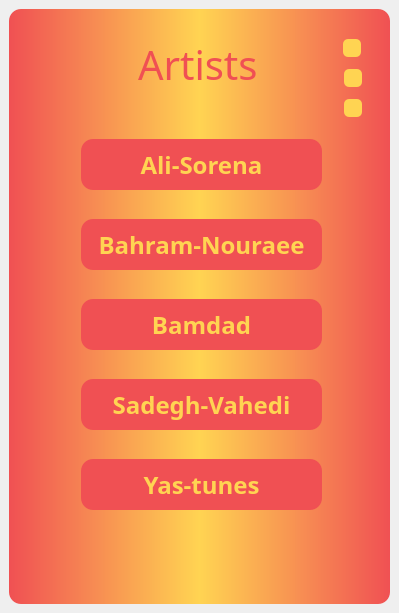
This is artists_name.ui in AmirMehdiHosseini/Ali-Sorena-Alboums as Qt 5 draws it before an edit. The edited form follows.
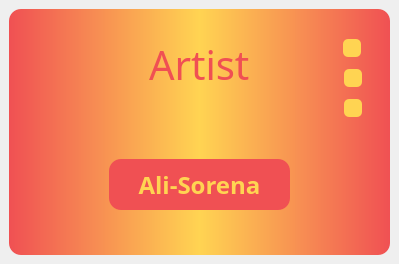
This is the edited form.

Diff of the .ui file:
```diff
--- a/artists_name.ui
+++ b/artists_name.ui
@@ -7,7 +7,7 @@
     <x>0</x>
     <y>0</y>
     <width>399</width>
-    <height>613</height>
+    <height>264</height>
    </rect>
   </property>
   <property name="windowTitle">
@@ -34,9 +34,9 @@
       <widget class="QPushButton" name="pushButton_sorena">
        <property name="geometry">
         <rect>
-         <x>72</x>
-         <y>130</y>
-         <width>241</width>
+         <x>100</x>
+         <y>150</y>
+         <width>181</width>
          <height>51</height>
         </rect>
        </property>
@@ -68,7 +68,7 @@
       <widget class="QLabel" name="label_artists">
        <property name="geometry">
         <rect>
-         <x>129</x>
+         <x>140</x>
          <y>10</y>
          <width>151</width>
          <height>91</height>
@@ -85,143 +85,7 @@
 color:#f05053;</string>
        </property>
        <property name="text">
-        <string>Artists</string>
-       </property>
-      </widget>
-      <widget class="QPushButton" name="pushButton_bahram">
-       <property name="geometry">
-        <rect>
-         <x>72</x>
-         <y>210</y>
-         <width>241</width>
-         <height>51</height>
-        </rect>
-       </property>
-       <property name="font">
-        <font>
-         <family>Dosis</family>
-         <pointsize>18</pointsize>
-         <weight>75</weight>
-         <bold>true</bold>
-        </font>
-       </property>
-       <property name="cursor">
-        <cursorShape>PointingHandCursor</cursorShape>
-       </property>
-       <property name="styleSheet">
-        <string notr="true">QPushButton{
-  background-color :#f05053;
-  color:#ffd452;
-}
-QPushButton:hover{
-  background-color :#ffd452;
-  color:#f05053;
-}</string>
-       </property>
-       <property name="text">
-        <string>Bahram-Nouraee</string>
-       </property>
-      </widget>
-      <widget class="QPushButton" name="pushButton_sadegh">
-       <property name="geometry">
-        <rect>
-         <x>72</x>
-         <y>370</y>
-         <width>241</width>
-         <height>51</height>
-        </rect>
-       </property>
-       <property name="font">
-        <font>
-         <family>Dosis</family>
-         <pointsize>18</pointsize>
-         <weight>75</weight>
-         <bold>true</bold>
-        </font>
-       </property>
-       <property name="cursor">
-        <cursorShape>PointingHandCursor</cursorShape>
-       </property>
-       <property name="styleSheet">
-        <string notr="true">QPushButton{
-  background-color :#f05053;
-  color:#ffd452;
-}
-QPushButton:hover{
-  background-color :#ffd452;
-  color:#f05053;
-}</string>
-       </property>
-       <property name="text">
-        <string>Sadegh-Vahedi</string>
-       </property>
-      </widget>
-      <widget class="QPushButton" name="pushButton_bamdad">
-       <property name="geometry">
-        <rect>
-         <x>72</x>
-         <y>290</y>
-         <width>241</width>
-         <height>51</height>
-        </rect>
-       </property>
-       <property name="font">
-        <font>
-         <family>Dosis</family>
-         <pointsize>18</pointsize>
-         <weight>75</weight>
-         <bold>true</bold>
-        </font>
-       </property>
-       <property name="cursor">
-        <cursorShape>PointingHandCursor</cursorShape>
-       </property>
-       <property name="styleSheet">
-        <string notr="true">QPushButton{
-  background-color :#f05053;
-  color:#ffd452;
-}
-QPushButton:hover{
-  background-color :#ffd452;
-  color:#f05053;
-}</string>
-       </property>
-       <property name="text">
-        <string>Bamdad</string>
-       </property>
-      </widget>
-      <widget class="QPushButton" name="pushButton_yas">
-       <property name="geometry">
-        <rect>
-         <x>72</x>
-         <y>450</y>
-         <width>241</width>
-         <height>51</height>
-        </rect>
-       </property>
-       <property name="font">
-        <font>
-         <family>Dosis</family>
-         <pointsize>18</pointsize>
-         <weight>75</weight>
-         <bold>true</bold>
-        </font>
-       </property>
-       <property name="cursor">
-        <cursorShape>PointingHandCursor</cursorShape>
-       </property>
-       <property name="styleSheet">
-        <string notr="true">QPushButton{
-  background-color :#f05053;
-  color:#ffd452;
-}
-QPushButton:hover{
-  background-color :#ffd452;
-  color:#f05053;
-}</string>
-       </property>
-       <property name="text">
-        <string>Yas-tunes</string>
+        <string>Artist</string>
        </property>
       </widget>
       <widget class="QPushButton" name="pushButton_exit">
```
